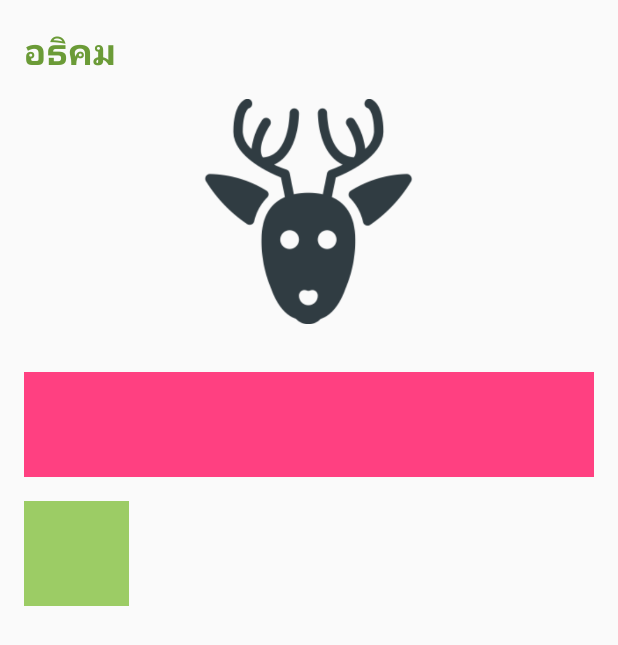
After one commit to Honghub1983/MyEasyService, an Android app: the layout fragment_main.xml on its own in the app's theme, with its tools: preview values and no code run, on a phone screen of 412 x 824 dp. The commit adds this screen. Shown: the top 645 px of the screen. Run offline under Robolectric (Android 15) with nearby library versions, the phone set to English and light mode, and no system bars.

Commit message:
Design UI fragment my First App

```diff
--- /dev/null
+++ b/app/src/main/res/layout/fragment_main.xml
@@ -0,0 +1,40 @@
+<?xml version="1.0" encoding="utf-8"?>
+<LinearLayout xmlns:android="http://schemas.android.com/apk/res/android"
+    android:layout_width="match_parent"
+    android:layout_height="match_parent"
+    android:orientation="vertical">
+
+    <TextView
+        android:layout_width="wrap_content"
+        android:layout_height="wrap_content"
+        android:textSize="@dimen/h1"
+        android:text="@string/Name"
+        android:textStyle="bold"
+        android:layout_marginTop="@dimen/margin"
+        android:layout_marginLeft="@dimen/margin"
+        android:textColor="@color/colorPrimaryDark"/>
+    <!--Image view-->
+    <ImageView
+        android:layout_width="@dimen/icon2"
+        android:layout_height="@dimen/icon2"
+        android:layout_margin="@dimen/margin"
+        android:src="@drawable/logo"
+        android:layout_gravity="center_horizontal"
+        />
+    <!--pink View-->
+    <View
+        android:layout_width="match_parent"
+        android:layout_height="@dimen/icon"
+        android:layout_margin="@dimen/margin"
+        android:background="@color/colorAccent" />
+    <!--blue view-->
+    <View
+        android:layout_width="@dimen/icon"
+        android:layout_height="@dimen/icon"
+        android:background="@color/colorPrimary"
+        android:layout_marginLeft="@dimen/margin"/>
+    <!--This is Text View-->
+
+
+
+</LinearLayout>
--- a/app/src/main/res/values/colors.xml
+++ b/app/src/main/res/values/colors.xml
@@ -1,6 +1,6 @@
 <?xml version="1.0" encoding="utf-8"?>
 <resources>
-    <color name="colorPrimary">#3F51B5</color>
-    <color name="colorPrimaryDark">#303F9F</color>
+    <color name="colorPrimary">#9ccc65</color>
+    <color name="colorPrimaryDark">#6b9b37</color>
     <color name="colorAccent">#FF4081</color>
 </resources>
--- /dev/null
+++ b/app/src/main/res/values/dimens.xml
@@ -0,0 +1,8 @@
+<?xml version="1.0" encoding="utf-8"?>
+<resources>
+    <dimen name="icon">70dp</dimen>
+    <dimen name="h1">24sp</dimen>
+    <dimen name="h2">18sp</dimen>
+    <dimen name="margin">16dp</dimen>
+    <dimen name="icon2">150dp</dimen>
+</resources>
--- a/app/src/main/res/values/strings.xml
+++ b/app/src/main/res/values/strings.xml
@@ -1,3 +1,4 @@
 <resources>
     <string name="app_name">My Easy Service</string>
+    <string name="Name">อธิคม</string>
 </resources>
--- a/app/src/main/res/values/styles.xml
+++ b/app/src/main/res/values/styles.xml
@@ -1,7 +1,7 @@
 <resources>
 
     <!-- Base application theme. -->
-    <style name="AppTheme" parent="Theme.AppCompat.Light.DarkActionBar">
+    <style name="AppTheme" parent="Theme.AppCompat.Light.NoActionBar">
         <!-- Customize your theme here. -->
         <item name="colorPrimary">@color/colorPrimary</item>
         <item name="colorPrimaryDark">@color/colorPrimaryDark</item>
```
Also changed, not shown: app/src/main/res/drawable/logo.png (added).
